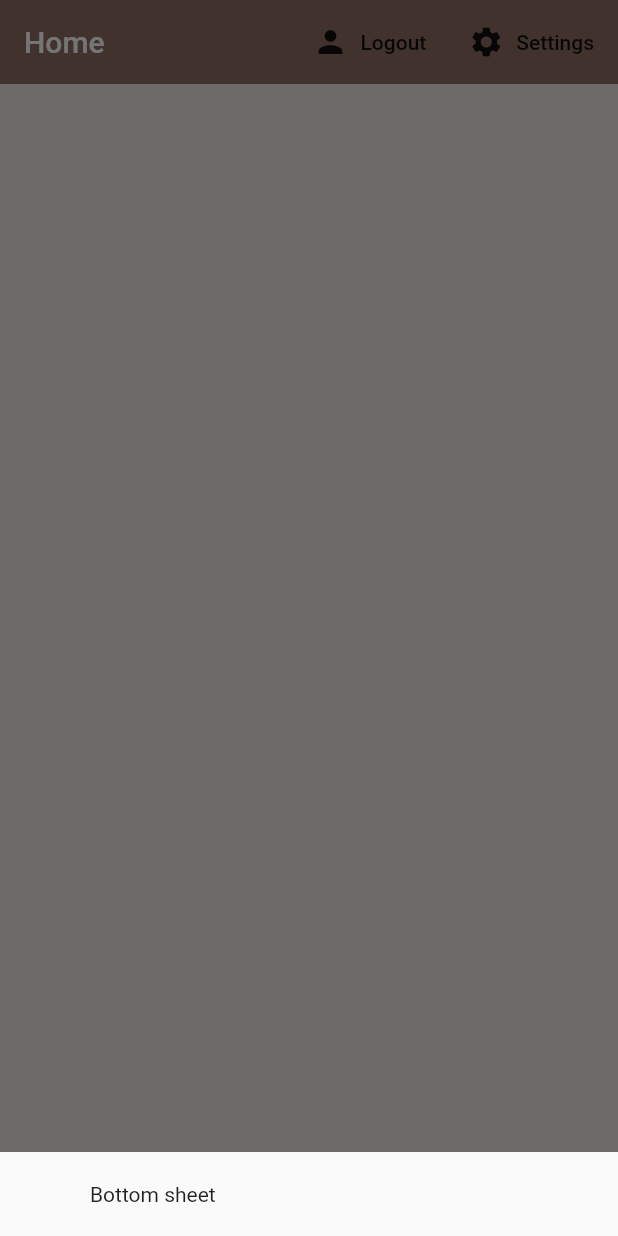
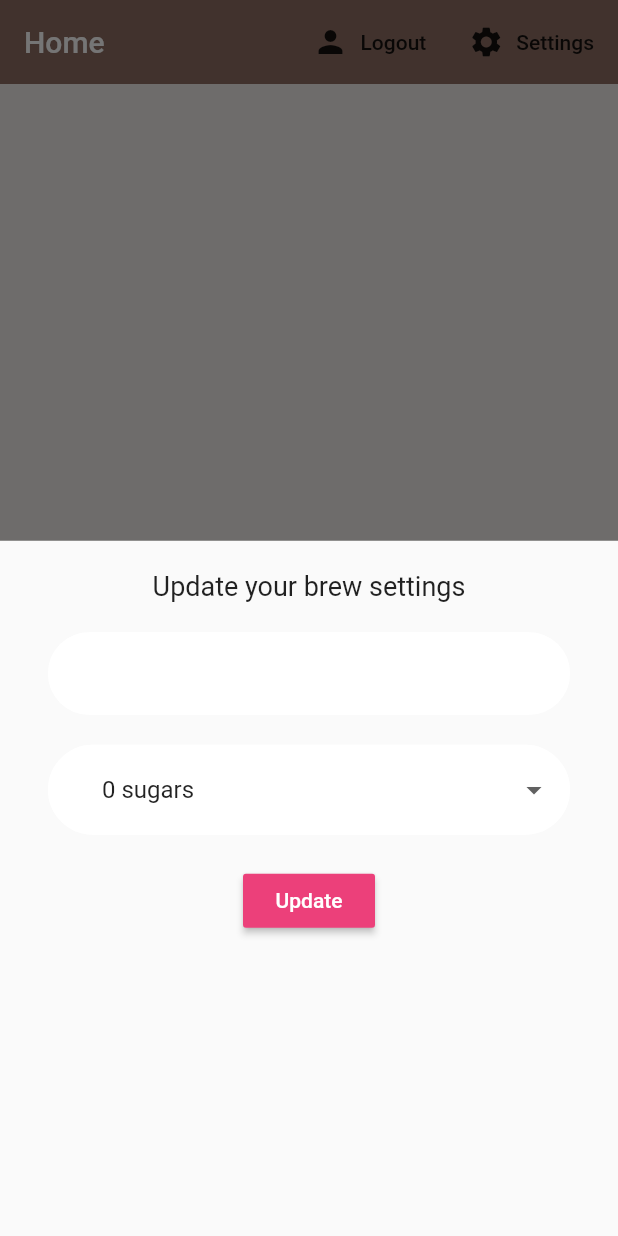
Before and after one commit to fortinjoffrey/flutter_Firebase_Sample_APP, a Flutter app: the screen it shows once a user with an empty profile is signed in, after a tap on "Settings", on a phone screen of 412 x 824 dp. Run offline on Flutter 3.47's test engine with Material 2 defaults, Android fonts, the phone set to English and light mode, and no system bars; our stand-ins replace cloud_firestore, firebase_auth, flutter_spinkit; accounts and stored records are empty; statements that could not run were skipped.

Commit message:
011 : Settings page (name, sugars), DropdownButtonFormField
- SettingsPage: Name TF, DropdownButtonForField

```diff
--- a/lib/screens/authenticate/register.dart
+++ b/lib/screens/authenticate/register.dart
@@ -1,6 +1,6 @@
 import 'package:firebase_sample_app/services/auth.dart';
 import 'package:firebase_sample_app/shared/AuthHeaderFormRow.dart';
-import 'package:firebase_sample_app/shared/authPrimaryButton.dart';
+import 'package:firebase_sample_app/shared/primaryButton.dart';
 import 'package:firebase_sample_app/shared/constants.dart';
 import 'package:firebase_sample_app/shared/loading.dart';
 import 'package:flutter/material.dart';
@@ -92,8 +92,8 @@ class _RegisterState extends State<Register> {
     );
   }
 
-  AuthPrimaryButton _buildAuthPrimaryButton() {
-    return AuthPrimaryButton(
+  PrimaryButton _buildAuthPrimaryButton() {
+    return PrimaryButton(
       title: "Sign Up",
       onPressed: () async {
         if (_formKey.currentState.validate()) {
--- a/lib/screens/authenticate/sign_in.dart
+++ b/lib/screens/authenticate/sign_in.dart
@@ -60,8 +60,8 @@ class _SignInState extends State<SignIn> {
           );
   }
 
-  AuthPrimaryButton _buildAuthPrimaryButton() {
-    return AuthPrimaryButton(
+  PrimaryButton _buildAuthPrimaryButton() {
+    return PrimaryButton(
       title: "Sign In",
       onPressed: () async {
         if (_formKey.currentState.validate()) {
--- a/lib/screens/home/home.dart
+++ b/lib/screens/home/home.dart
@@ -1,5 +1,6 @@
 import 'package:firebase_sample_app/models/brew.dart';
 import 'package:firebase_sample_app/screens/home/brew_list.dart';
+import 'package:firebase_sample_app/screens/home/settings_form.dart';
 import 'package:firebase_sample_app/services/auth.dart';
 import 'package:firebase_sample_app/services/databaseService.dart';
 import 'package:flutter/material.dart';
@@ -15,8 +16,8 @@ class Home extends StatelessWidget {
           context: context,
           builder: (context) {
             return Container(
-                padding: EdgeInsets.symmetric(vertical: 20.0, horizontal: 60.0),
-                child: Text("Bottom sheet"));
+                padding: EdgeInsets.symmetric(vertical: 20.0, horizontal: 32.0),
+                child: SettingsForm());
           });
     }
 
--- /dev/null
+++ b/lib/screens/home/settings_form.dart
@@ -0,0 +1,64 @@
+import 'package:firebase_sample_app/shared/constants.dart';
+import 'package:flutter/material.dart';
+
+class SettingsForm extends StatefulWidget {
+  SettingsForm({Key key}) : super(key: key);
+
+  @override
+  _SettingsFormState createState() => _SettingsFormState();
+}
+
+class _SettingsFormState extends State<SettingsForm> {
+  final _formKey = GlobalKey<FormState>();
+  final List<String> sugars = ['0', '1', '2', '3', '4'];
+
+  String _currentName;
+  String _currentSugars;
+  int _currentStrength;
+
+  @override
+  Widget build(BuildContext context) {
+    return Form(
+      key: _formKey,
+      child: Column(
+        children: [
+          Text(
+            "Update your brew settings",
+            style: TextStyle(fontSize: 18.0),
+          ),
+          SizedBox(height: 20.0),
+          TextFormField(
+            decoration: textInputDecoration,
+            validator: (val) => val.isEmpty ? 'Please enter a name' : null,
+            onChanged: (val) => setState(() => _currentName = val),
+          ),
+          SizedBox(height: 20.0),
+          DropdownButtonFormField(
+            decoration: textInputDecoration,
+            value: _currentSugars ?? '0',
+            onChanged: (value) => setState(() => _currentSugars = value),
+            items: sugars.map((sugar) {
+              return DropdownMenuItem(
+                child: Text("$sugar sugars"),
+                value: sugar,
+              );
+            }).toList(),
+          ),
+          SizedBox(height: 20.0),
+          RaisedButton(
+            color: Colors.pink[400],
+            child: Text(
+              "Update",
+              style: TextStyle(color: Colors.white),
+            ),
+            onPressed: () {
+              print(_currentName);
+              print(_currentSugars);
+              print(_currentStrength);
+            },
+          ),
+        ],
+      ),
+    );
+  }
+}
--- a/lib/shared/constants.dart
+++ b/lib/shared/constants.dart
@@ -4,21 +4,15 @@ const textInputDecoration = InputDecoration(
   contentPadding: EdgeInsets.symmetric(horizontal: 36.0, vertical: 18.0),
   fillColor: Colors.white,
   filled: true,
-  border: OutlineInputBorder(
-    borderRadius: const BorderRadius.all(
-      const Radius.circular(50.0),
-    ),
+  border: const OutlineInputBorder(
+    borderRadius: BorderRadius.all(const Radius.circular(50.0)),
   ),
-  enabledBorder: OutlineInputBorder(
-    borderRadius: const BorderRadius.all(
-      const Radius.circular(50.0),
-    ),
+  enabledBorder: const OutlineInputBorder(
+    borderRadius: BorderRadius.all(const Radius.circular(50.0)),
     borderSide: BorderSide(color: Colors.white, width: 1.0),
   ),
-  focusedBorder: OutlineInputBorder(
-    borderRadius: const BorderRadius.all(
-      const Radius.circular(50.0),
-    ),
+  focusedBorder: const OutlineInputBorder(
+    borderRadius: BorderRadius.all(const Radius.circular(50.0)),
     borderSide: BorderSide(color: Colors.blue, width: 1.0),
   ),
 );
--- a/lib/shared/authPrimaryButton.dart
+++ b/lib/shared/primaryButton.dart
@@ -1,7 +1,7 @@
 import 'package:flutter/material.dart';
 
-class AuthPrimaryButton extends StatelessWidget {
-  const AuthPrimaryButton({
+class PrimaryButton extends StatelessWidget {
+  const PrimaryButton({
     Key key,
     this.onPressed,
     @required this.title,
```
